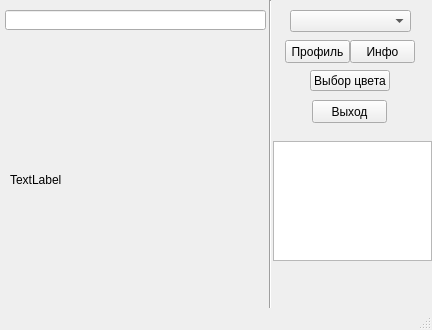
MLavetski/spm_show, file sshowsub.ui: the form before one commit.
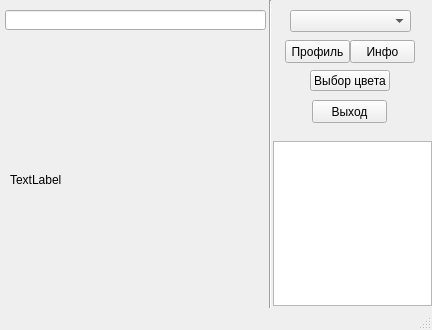
The form after the commit. Custom widgets are drawn as their Qt base class.

Commit message: test commit please ignore

What changed in the file:
```diff
--- a/sshowsub.ui
+++ b/sshowsub.ui
@@ -167,19 +167,19 @@
       <x>273</x>
       <y>141</y>
       <width>159</width>
-      <height>120</height>
+      <height>165</height>
      </rect>
     </property>
     <property name="minimumSize">
      <size>
       <width>159</width>
-      <height>120</height>
+      <height>165</height>
      </size>
     </property>
     <property name="maximumSize">
      <size>
       <width>159</width>
-      <height>120</height>
+      <height>165</height>
      </size>
     </property>
     <property name="mouseTracking">
```
